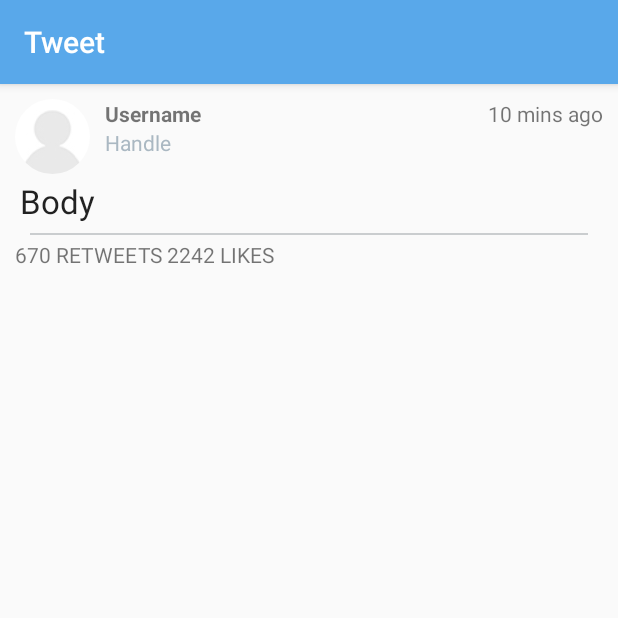
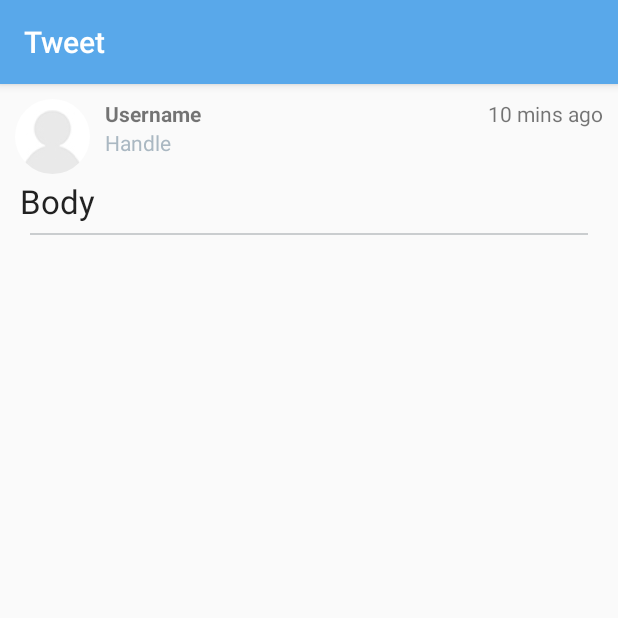
Before and after one commit to maprice/TweetTweet, an Android app: the DetailActivity screen opened directly, with no data from a screen before it, on a phone screen of 412 x 824 dp, the top half of it. Run offline under Robolectric (Android 15) with nearby library versions, the phone set to English and light mode, and no system bars; our stand-ins replace ButterKnife; libraries missing offline, so code that uses them is left out: com.activeandroid, com.activeandroid.query, com.makeramen.roundedimageview; plain views replace RoundedImageView; pictures from the network do not load; 5 statements that could not run were skipped.

```diff
--- a/TweetTweet/app/src/main/java/com/codepath/apps/mptweettweet/activities/ComposeDialogFragment.java
+++ b/TweetTweet/app/src/main/java/com/codepath/apps/mptweettweet/activities/ComposeDialogFragment.java
@@ -45,6 +45,9 @@ public class ComposeDialogFragment extends DialogFragment {
 
     @Bind(R.id.tvReply)
     TextView tvReply;
+
+    @Bind(R.id.tvInfo)
+    TextView tvInfo;
 
     private String mCurrentUserName;
     private String mCurrentUserUrl;
--- a/TweetTweet/app/src/main/java/com/codepath/apps/mptweettweet/activities/DetailActivity.java
+++ b/TweetTweet/app/src/main/java/com/codepath/apps/mptweettweet/activities/DetailActivity.java
@@ -37,14 +37,6 @@ public class DetailActivity extends AppCompatActivity {
     @Bind(R.id.tvInfo)
     TextView tvInfo;
 
-    @Bind(R.id.btnLike)
-    ImageView btnLike;
-
-    @Bind(R.id.btnRetweet)
-    ImageView btnRetweet;
-
-    @Bind(R.id.btnReply)
-    ImageView btnReply;
 
     @Override
     protected void onCreate(Bundle savedInstanceState) {
@@ -78,8 +70,10 @@ public class DetailActivity extends AppCompatActivity {
         if (mTweet.imageUrl != null) {
             ivMedia.setVisibility(View.VISIBLE);
             Glide.with(this).load(mTweet.imageUrl).into(ivMedia);
+        }
 
-        }
+        String likeText = mTweet.retweetCount + " RETWEETS " +  mTweet.favoriteCount + " LIKES";
+        tvInfo.setText(likeText);
 
 
     }
--- a/TweetTweet/app/src/main/res/layout/activity_login.xml
+++ b/TweetTweet/app/src/main/res/layout/activity_login.xml
@@ -15,7 +15,7 @@
         android:layout_width="wrap_content"
         android:layout_height="wrap_content"
         android:layout_centerInParent="true"
-        android:src="@drawable/twitter_logo"/>
+        android:src="@drawable/tweet"/>
     <Button
         android:layout_width="match_parent"
         android:layout_height="wrap_content"
```
Also changed, not shown: TweetTweet/app/src/main/java/com/codepath/apps/mptweettweet/activities/TimelineActivity.java (+16 -0 lines), 1 other file.
